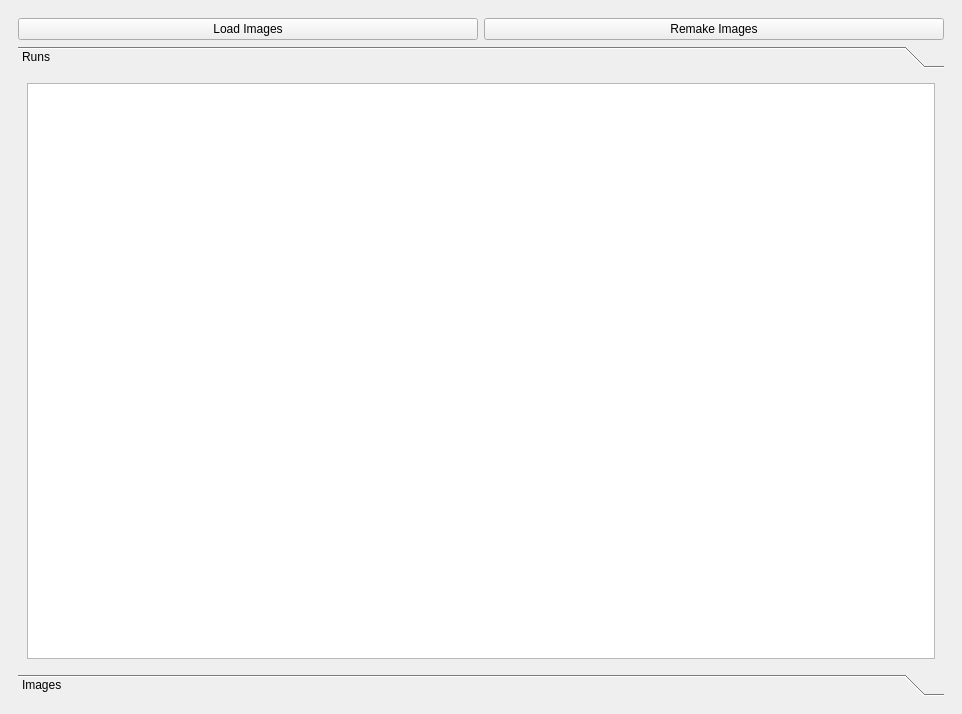
Above: image_loader_dockwidget_base.ui from Drew973/PTS_image_loader before the change. Below: the same form after it.
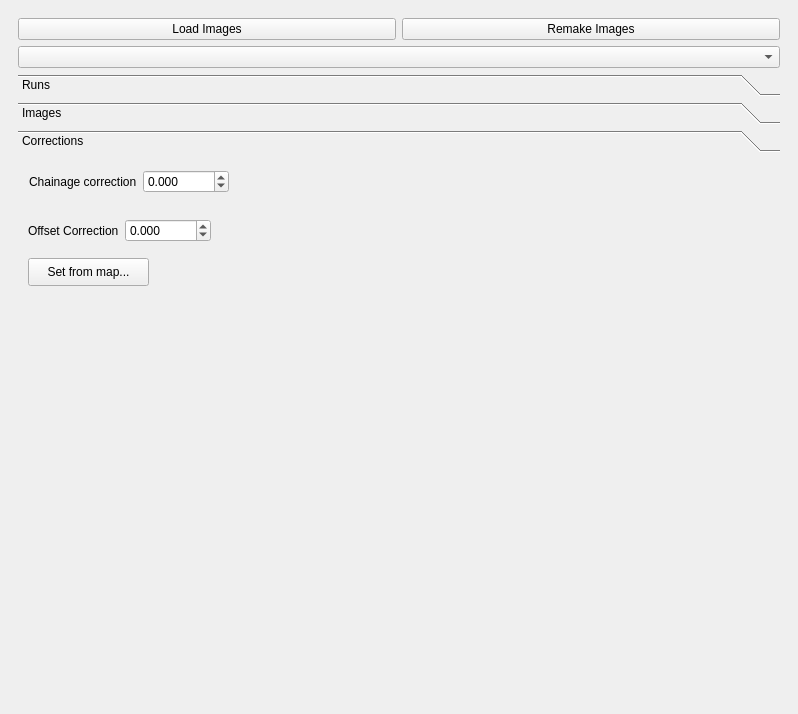
That is the form after the change. Custom widgets are drawn as their Qt base class.

```diff
--- a/image_loader_dockwidget_base.ui
+++ b/image_loader_dockwidget_base.ui
@@ -6,7 +6,7 @@
    <rect>
     <x>0</x>
     <y>0</y>
-    <width>962</width>
+    <width>798</width>
     <height>714</height>
    </rect>
   </property>
@@ -42,18 +42,25 @@
          </item>
         </layout>
        </item>
+       <item>
+        <widget class="QComboBox" name="runBox">
+         <property name="toolTip">
+          <string>&lt;html&gt;&lt;head/&gt;&lt;body&gt;&lt;p&gt;Select run. Background is yellow for runs with marked images.&lt;/p&gt;&lt;/body&gt;&lt;/html&gt;</string>
+         </property>
+        </widget>
+       </item>
        <item>
         <widget class="QToolBox" name="toolBox">
          <property name="currentIndex">
-          <number>0</number>
+          <number>2</number>
          </property>
          <widget class="QWidget" name="page">
           <property name="geometry">
            <rect>
             <x>0</x>
             <y>0</y>
-            <width>918</width>
-            <height>545</height>
+            <width>754</width>
+            <height>485</height>
            </rect>
           </property>
           <attribute name="label">
@@ -94,9 +101,6 @@
            <string>Images</string>
           </attribute>
           <layout class="QVBoxLayout" name="verticalLayout_2">
-           <item>
-            <widget class="QComboBox" name="runBox"/>
-           </item>
            <item>
             <widget class="imagesView" name="imagesView">
              <property name="selectionBehavior">
@@ -109,6 +113,114 @@
            </item>
           </layout>
          </widget>
+         <widget class="QWidget" name="page_3">
+          <property name="geometry">
+           <rect>
+            <x>0</x>
+            <y>0</y>
+            <width>754</width>
+            <height>485</height>
+           </rect>
+          </property>
+          <attribute name="label">
+           <string>Corrections</string>
+          </attribute>
+          <widget class="QPushButton" name="correctionsButton">
+           <property name="geometry">
+            <rect>
+             <x>10</x>
+             <y>100</y>
+             <width>121</width>
+             <height>28</height>
+            </rect>
+           </property>
+           <property name="text">
+            <string>Set from map...</string>
+           </property>
+          </widget>
+          <widget class="QWidget" name="layoutWidget">
+           <property name="geometry">
+            <rect>
+             <x>11</x>
+             <y>11</y>
+             <width>200</width>
+             <height>26</height>
+            </rect>
+           </property>
+           <layout class="QHBoxLayout" name="horizontalLayout_2">
+            <item>
+             <widget class="QLabel" name="label">
+              <property name="text">
+               <string>Chainage correction</string>
+              </property>
+             </widget>
+            </item>
+            <item>
+             <widget class="QDoubleSpinBox" name="chainageCorrection">
+              <property name="toolTip">
+               <string>&lt;html&gt;&lt;head/&gt;&lt;body&gt;&lt;p&gt;Chainage correction from frame data.&lt;/p&gt;&lt;/body&gt;&lt;/html&gt;</string>
+              </property>
+              <property name="decimals">
+               <number>3</number>
+              </property>
+              <property name="minimum">
+               <double>-999.990000000000009</double>
+              </property>
+              <property name="maximum">
+               <double>999.990000000000009</double>
+              </property>
+             </widget>
+            </item>
+           </layout>
+          </widget>
+          <widget class="QWidget" name="layoutWidget">
+           <property name="geometry">
+            <rect>
+             <x>10</x>
+             <y>60</y>
+             <width>183</width>
+             <height>26</height>
+            </rect>
+           </property>
+           <layout class="QHBoxLayout" name="horizontalLayout_3">
+            <item>
+             <widget class="QLabel" name="label_2">
+              <property name="sizePolicy">
+               <sizepolicy hsizetype="Preferred" vsizetype="Preferred">
+                <horstretch>0</horstretch>
+                <verstretch>0</verstretch>
+               </sizepolicy>
+              </property>
+              <property name="text">
+               <string>Offset Correction</string>
+              </property>
+             </widget>
+            </item>
+            <item>
+             <widget class="QDoubleSpinBox" name="offset">
+              <property name="sizePolicy">
+               <sizepolicy hsizetype="Minimum" vsizetype="Fixed">
+                <horstretch>0</horstretch>
+                <verstretch>0</verstretch>
+               </sizepolicy>
+              </property>
+              <property name="toolTip">
+               <string>&lt;html&gt;&lt;head/&gt;&lt;body&gt;&lt;p&gt;Offset correction from frame data&lt;/p&gt;&lt;/body&gt;&lt;/html&gt;</string>
+              </property>
+              <property name="decimals">
+               <number>3</number>
+              </property>
+              <property name="minimum">
+               <double>-999.000000000000000</double>
+              </property>
+              <property name="maximum">
+               <double>999.000000000000000</double>
+              </property>
+             </widget>
+            </item>
+           </layout>
+          </widget>
+         </widget>
         </widget>
        </item>
       </layout>
```
Left out of the diff: 4 changed lines with no effect on the pictures.
